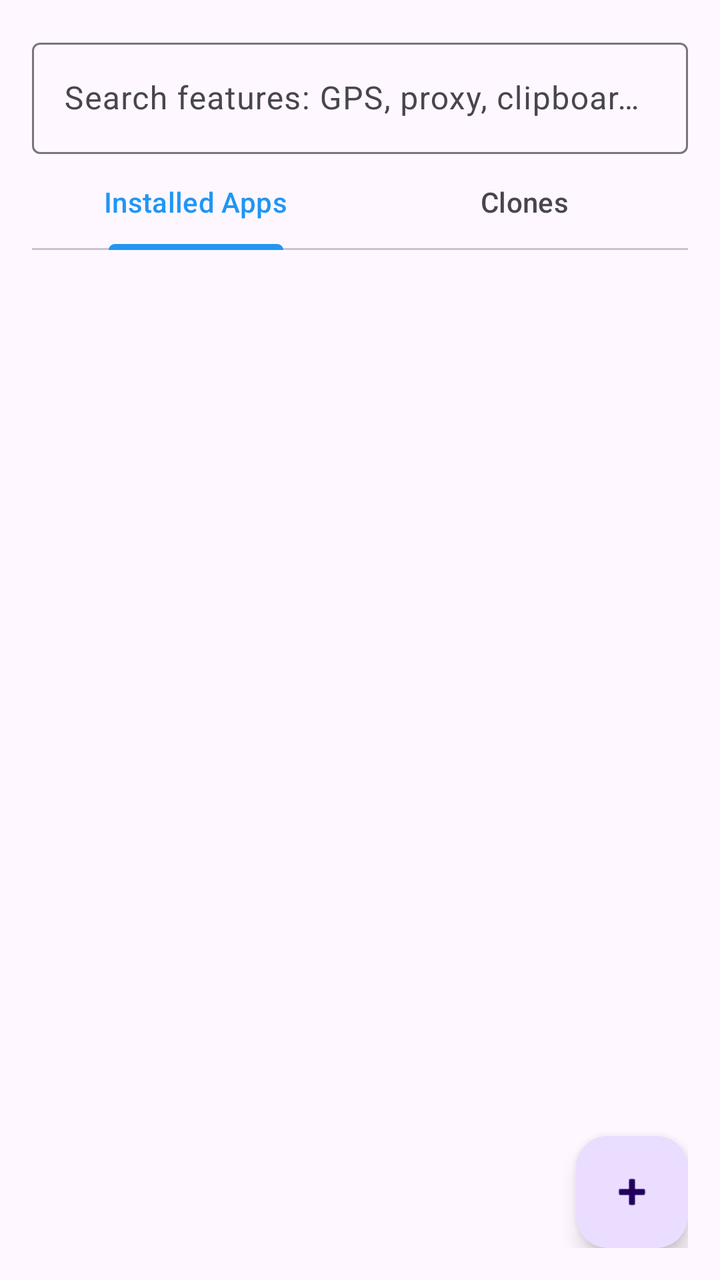
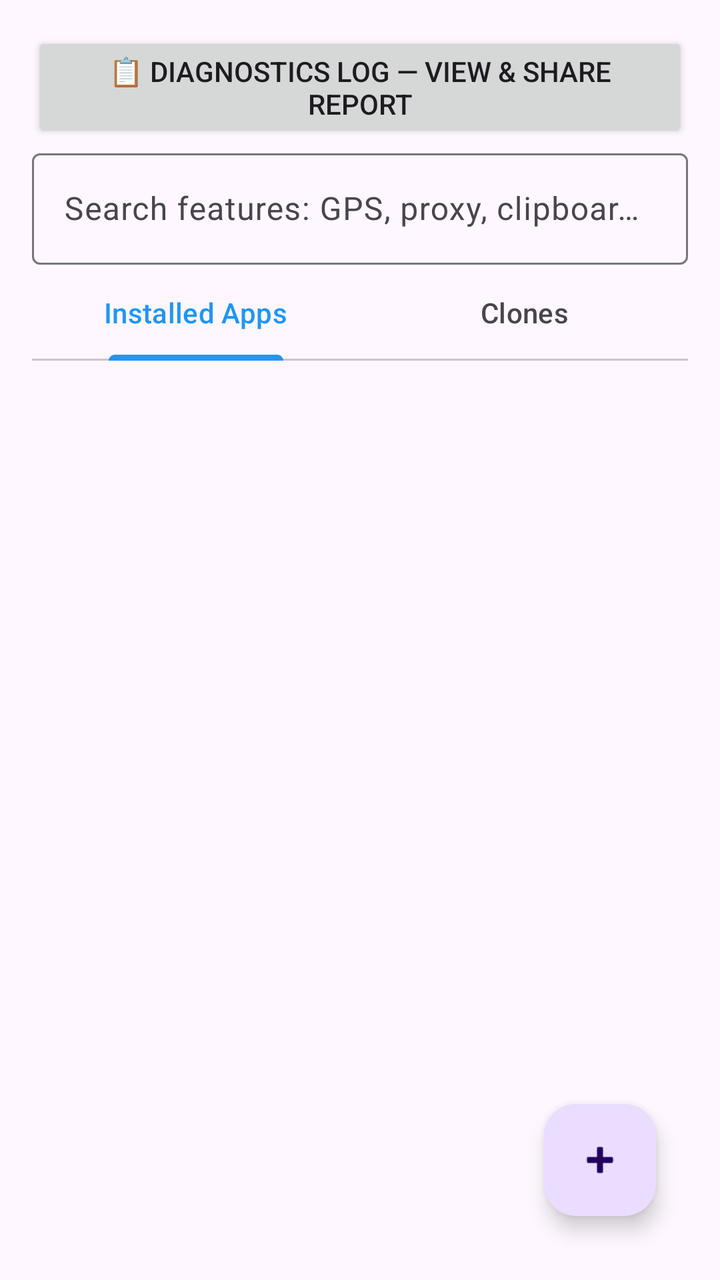

The first picture is an Android layout as it rendered before a commit; the second is the same layout after the commit. The layout source and the unified diff follow.
<!-- AndroidManifest.xml: activity theme Theme.CloneMaster -->
<!-- res/layout/activity_main.xml -->
<?xml version="1.0" encoding="utf-8"?>
<LinearLayout xmlns:android="http://schemas.android.com/apk/res/android"
    android:orientation="vertical"
    android:layout_width="match_parent"
    android:layout_height="match_parent"
    android:padding="16dp">

    <com.google.android.material.textfield.TextInputLayout
        android:layout_width="match_parent"
        android:layout_height="wrap_content"
        android:hint="@string/search_hint">
        <com.google.android.material.textfield.TextInputEditText
            android:id="@+id/search"
            android:layout_width="match_parent"
            android:layout_height="wrap_content" />
    </com.google.android.material.textfield.TextInputLayout>

    <com.google.android.material.tabs.TabLayout
        android:id="@+id/tabs"
        android:layout_width="match_parent"
        android:layout_height="wrap_content">
        <com.google.android.material.tabs.TabItem android:text="@string/installed_apps" />
        <com.google.android.material.tabs.TabItem android:text="@string/clones" />
    </com.google.android.material.tabs.TabLayout>

    <ProgressBar
        android:id="@+id/loading"
        android:layout_width="wrap_content"
        android:layout_height="wrap_content"
        android:layout_gravity="center"
        android:visibility="gone"/>

    <TextView
        android:id="@+id/emptyView"
        android:layout_width="wrap_content"
        android:layout_height="wrap_content"
        android:layout_gravity="center"
        android:text="No apps found"
        android:visibility="gone"/>

    <androidx.recyclerview.widget.RecyclerView
        android:id="@+id/recycler"
        android:layout_width="match_parent"
        android:layout_height="0dp"
        android:layout_weight="1" />

    <com.google.android.material.floatingactionbutton.FloatingActionButton
        android:id="@+id/fab_batch"
        android:layout_width="wrap_content"
        android:layout_height="wrap_content"
        android:layout_gravity="end"
        android:contentDescription="@string/batch_clone"
        android:src="@android:drawable/ic_input_add" />

</LinearLayout>
<!-- resources referenced by this layout -->
<resources>
  <string name="batch_clone">Batch Clone</string>
  <string name="clones">Clones</string>
  <string name="installed_apps">Installed Apps</string>
  <string name="search_hint">Search features: GPS, proxy, clipboard, dark mode, WebView, notification...</string>
  <style name="Theme.CloneMaster" parent="Theme.Material3.DayNight">
          <item name="colorPrimary">#2196F3</item>
          <item name="colorPrimaryVariant">#1976D2</item>
          <item name="colorOnPrimary">#FFFFFF</item>
      </style>
</resources>

<!-- the commit's change to res/layout/activity_main.xml (unified diff, before → after) -->
@@ -4,6 +4,13 @@
     android:layout_width="match_parent"
     android:layout_height="match_parent"
     android:padding="16dp">
+
+    
+    <Button
+        android:id="@+id/buttonDiagnostics"
+        android:layout_width="match_parent"
+        android:layout_height="wrap_content"
+        android:text="📋 Diagnostics Log — view &amp; share report" />
 
     <com.google.android.material.textfield.TextInputLayout
         android:layout_width="match_parent"
@@ -38,18 +45,25 @@
         android:text="No apps found"
         android:visibility="gone"/>
 
-    <androidx.recyclerview.widget.RecyclerView
-        android:id="@+id/recycler"
+    
+    <FrameLayout
         android:layout_width="match_parent"
         android:layout_height="0dp"
-        android:layout_weight="1" />
+        android:layout_weight="1">
 
-    <com.google.android.material.floatingactionbutton.FloatingActionButton
-        android:id="@+id/fab_batch"
-        android:layout_width="wrap_content"
-        android:layout_height="wrap_content"
-        android:layout_gravity="end"
-        android:contentDescription="@string/batch_clone"
-        android:src="@android:drawable/ic_input_add" />
+        <androidx.recyclerview.widget.RecyclerView
+            android:id="@+id/recycler"
+            android:layout_width="match_parent"
+            android:layout_height="match_parent" />
+
+        <com.google.android.material.floatingactionbutton.FloatingActionButton
+            android:id="@+id/fab_batch"
+            android:layout_width="wrap_content"
+            android:layout_height="wrap_content"
+            android:layout_gravity="bottom|end"
+            android:layout_margin="16dp"
+            android:contentDescription="@string/batch_clone"
+            android:src="@android:drawable/ic_input_add" />
+    </FrameLayout>
 
 </LinearLayout>
